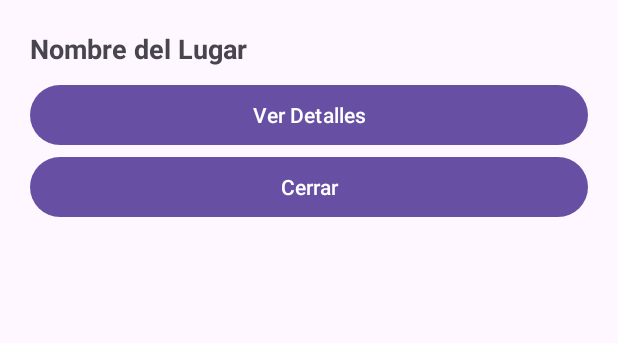
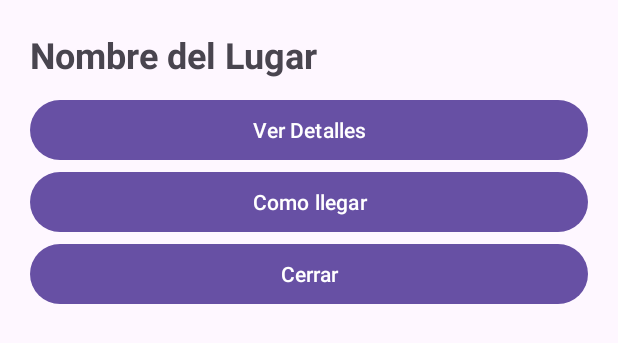
Before and after one commit to Over12/App-Turismo-Local, an Android app: the layout menu_flotante.xml on its own in the app's theme, with its tools: preview values and no code run, on a phone screen of 412 x 824 dp. Shown: the top 343 px of the screen. Run offline under Robolectric (Android 15) with nearby library versions, the phone set to English and light mode, and no system bars.

Commit message:
Agregar boton para ver la ruta de como llegar.

```diff
--- a/app/src/main/res/layout/menu_flotante.xml
+++ b/app/src/main/res/layout/menu_flotante.xml
@@ -10,9 +10,9 @@
         android:layout_width="wrap_content"
         android:layout_height="wrap_content"
         android:text="Nombre del Lugar"
-        android:textSize="18sp"
+        android:textSize="24sp"
         android:textStyle="bold"
-        android:paddingBottom="8dp"/>
+        android:paddingBottom="10dp"/>
 
     <Button
         android:id="@+id/btnVerDetalles"
@@ -21,6 +21,12 @@
         android:text="Ver Detalles" />
 
     <Button
+        android:id="@+id/btnComoLlegar"
+        android:layout_width="match_parent"
+        android:layout_height="wrap_content"
+        android:text="Como llegar" />
+
+    <Button
         android:id="@+id/btnCerrar"
         android:layout_width="match_parent"
         android:layout_height="wrap_content"
```
